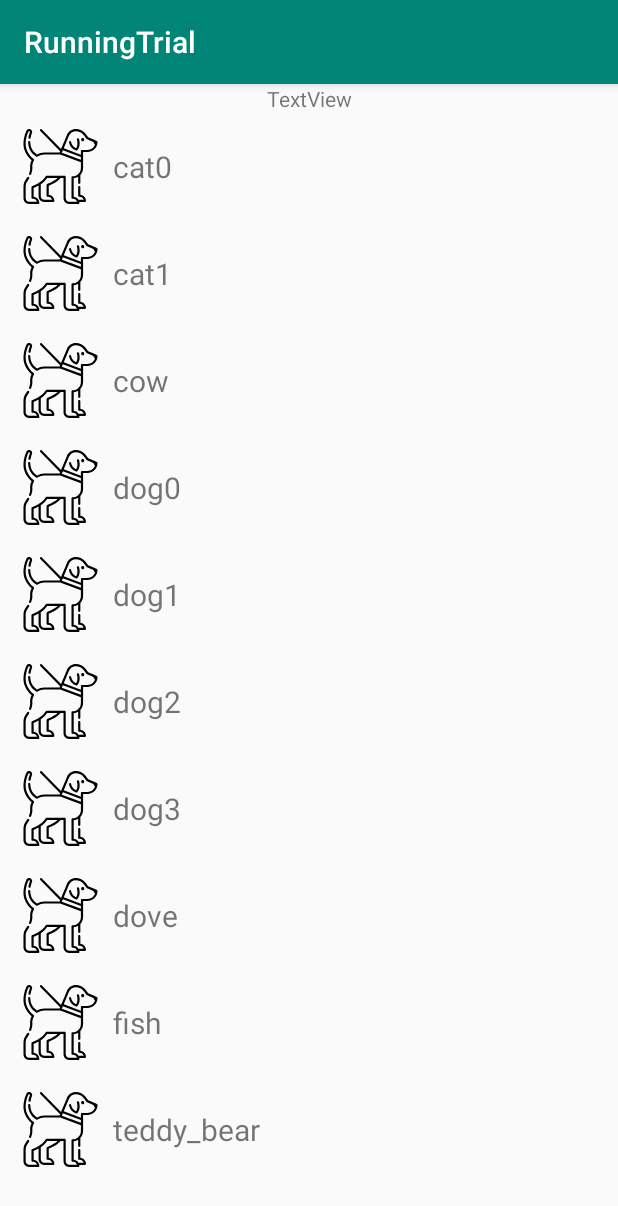
After one commit to HomerChenX1/RunningTrial, an Android app: the TestRecyclerViewActivity screen opened directly, with no data from a screen before it, on a phone screen of 412 x 824 dp. The commit adds this screen. Shown: the top 1206 px of the screen. Run offline under Robolectric (Android 15) with nearby library versions, the phone set to English and light mode, and no system bars; 1 statement that could not run was skipped.

Commit message:
Merge RecyclerView

```diff
--- a/app/build.gradle
+++ b/app/build.gradle
@@ -31,6 +31,7 @@ dependencies {
     implementation 'com.android.support.constraint:constraint-layout:1.1.3'
     implementation 'com.android.support:support-v4:28+'
     implementation 'org.greenrobot:eventbus:3.1.1'
+    implementation 'com.android.support:recyclerview-v7:+'
     annotationProcessor 'org.greenrobot:eventbus-annotation-processor:3.1.1'
     testImplementation 'junit:junit:4.12'
     androidTestImplementation 'com.android.support.test:runner:1.0.2'
--- a/app/src/main/AndroidManifest.xml
+++ b/app/src/main/AndroidManifest.xml
@@ -10,8 +10,10 @@
         android:roundIcon="@mipmap/ic_launcher_round"
         android:supportsRtl="true"
         android:theme="@style/AppTheme">
-        <activity android:name=".TestAppBarActivity"></activity>
-        <activity android:name=".TestFragmentActivity"
+        <activity android:name=".UI.TestRecyclerViewActivity"></activity>
+        <activity android:name=".TestAppBarActivity" />
+        <activity
+            android:name=".TestFragmentActivity"
             android:theme="@style/AppTheme.Base" />
         <activity android:name=".MainActivity">
             <intent-filter>
--- /dev/null
+++ b/app/src/main/java/com/example/runningtrial/UI/MainRecyclerViewGridAdapter.java
@@ -0,0 +1,89 @@
+package com.example.runningtrial.UI;
+
+import android.graphics.Color;
+import android.support.annotation.NonNull;
+import android.support.v7.widget.RecyclerView;
+import android.view.LayoutInflater;
+import android.view.View;
+import android.view.ViewGroup;
+import android.widget.ImageView;
+import android.widget.TextView;
+import android.widget.Toast;
+
+import com.example.runningtrial.R;
+
+import java.util.ArrayList;
+
+class MainRecyclerViewGridAdapter extends RecyclerView.Adapter<MainRecyclerViewGridAdapter.ViewHolder> {
+    private ArrayList<GridData> gridDataArray;
+    private boolean isGrid = true;
+
+    public MainRecyclerViewGridAdapter(ArrayList<GridData> gridDataArray) {
+        this.gridDataArray = gridDataArray;
+    }
+    public MainRecyclerViewGridAdapter(ArrayList<GridData> gridDataArray, boolean isGrid) {
+        this(gridDataArray);
+        this.isGrid = isGrid;
+    }
+
+    class ViewHolder extends RecyclerView.ViewHolder {
+        ImageView gridImage;
+        TextView gridText;
+
+        public ViewHolder(@NonNull View itemView) {
+            super(itemView);
+            // find views in the main_grid_item
+            gridImage = itemView.findViewById(R.id.grid_image);
+            gridText = itemView.findViewById(R.id.grid_text);
+        }
+
+        public void onItemSelected() {
+            itemView.setBackgroundColor(Color.LTGRAY);
+        }
+
+        public void onItemClear() {
+            itemView.setBackgroundColor(0);
+        }
+    }
+
+    @NonNull
+    @Override
+    public MainRecyclerViewGridAdapter.ViewHolder onCreateViewHolder(@NonNull ViewGroup parent, int viewType) {
+        View v;
+        int layoutId = R.layout.main_grid_item;
+        if (!isGrid) layoutId = R.layout.main_linear_item;
+        v = LayoutInflater.from(parent.getContext())
+                .inflate(layoutId, parent, false);
+
+        ViewHolder vh = new ViewHolder(v);
+        return vh;
+    }
+
+    @Override
+    public void onBindViewHolder(@NonNull MainRecyclerViewGridAdapter.ViewHolder holder, final int position) {
+        holder.gridImage.setImageResource(gridDataArray.get(position).gridResId);
+        holder.gridText.setText(gridDataArray.get(position).gridText);
+        holder.itemView.setOnClickListener(new View.OnClickListener() {
+            @Override
+            public void onClick(View v) {
+                Toast.makeText(v.getContext(), "Item " + position + " is clicked.", Toast.LENGTH_LONG).show();
+                // DataWarehouse.getRef().TvDebug.setText("Item " + position + " is clicked.");
+            }
+        });
+    }
+
+    @Override
+    public int getItemCount() {
+        return gridDataArray.size();
+    }
+}
+
+class GridData {
+    int gridResId;
+    String gridText;
+
+    public GridData(int gridResId, String gridText) {
+        this.gridResId = gridResId;
+        this.gridText = gridText;
+    }
+}
--- /dev/null
+++ b/app/src/main/java/com/example/runningtrial/UI/TestRecyclerViewActivity.java
@@ -0,0 +1,136 @@
+package com.example.runningtrial.UI;
+
+import android.support.annotation.NonNull;
+import android.support.annotation.Nullable;
+import android.support.v7.app.AppCompatActivity;
+import android.os.Bundle;
+import android.support.v7.widget.GridLayoutManager;
+import android.support.v7.widget.LinearLayoutManager;
+import android.support.v7.widget.RecyclerView;
+import android.support.v7.widget.helper.ItemTouchHelper;
+import android.widget.TextView;
+
+import com.example.runningtrial.R;
+import com.example.runningtrial.base.ActivityBasic;
+import com.example.runningtrial.base.DataWarehouse;
+
+import java.util.ArrayList;
+import java.util.Collections;
+
+import static com.example.runningtrial.base.Utils.getResId;
+
+public class TestRecyclerViewActivity extends ActivityBasic {
+    String TAG = getClass().getSimpleName();
+    private TextView textView;
+    private RecyclerView recyclerView;
+    private MainRecyclerViewGridAdapter myAdapter;
+    private ArrayList<GridData> gridDataArray = new ArrayList<>();
+    private ItemTouchHelper.Callback myCallback;
+    boolean isGrid = false;
+    int dragDirs, swipeDirs;
+
+    @Override
+    protected void onCreate(Bundle savedInstanceState) {
+        super.onCreate(savedInstanceState);
+        setContentView(R.layout.activity_test_recycler_view);
+
+        findViews();
+    }
+
+    private void findViews() {
+        textView = findViewById(R.id.textView);
+        DataWarehouse.getRef().tvDebug = textView;
+
+        setDataSnapShot();
+
+        recyclerView = findViewById(R.id.rvGrid);
+        if (isGrid){
+            GridLayoutManager mgr=new GridLayoutManager(this,2);
+            recyclerView.setLayoutManager(mgr);
+            dragDirs = ItemTouchHelper.UP|ItemTouchHelper.DOWN |
+                    ItemTouchHelper.RIGHT|ItemTouchHelper.LEFT;
+            swipeDirs = 0;
+        } else {
+            // xml need to add android:scrollbars="vertical"
+            LinearLayoutManager mgr = new LinearLayoutManager(this);
+            mgr.setOrientation(LinearLayoutManager.VERTICAL);
+            recyclerView.setLayoutManager(mgr);
+            dragDirs = ItemTouchHelper.UP|ItemTouchHelper.DOWN;
+            swipeDirs = ItemTouchHelper.RIGHT|ItemTouchHelper.LEFT;
+        }
+        myAdapter = new MainRecyclerViewGridAdapter(gridDataArray, isGrid);
+        recyclerView.setAdapter(myAdapter);
+        setItemTouchHelperCallback();
+    }
+
+    private void setDataSnapShot() {
+        String [] resStrings = { "cat0", "cat1", "cow", "dog0", "dog1", "dog2", "dog3", "dove", "fish", "teddy_bear"};
+        for (String s : resStrings) {
+            gridDataArray.add(new GridData(getResId("ic_"+s, R.drawable.class), s));
+        }
+    }
+
+    private void setItemTouchHelperCallback() {
+        myCallback = new ItemTouchHelper.SimpleCallback(dragDirs, swipeDirs) {
+            // For drag function
+            @Override
+            public boolean onMove(RecyclerView recyclerView, RecyclerView.ViewHolder viewHolder, RecyclerView.ViewHolder target) {
+                int fromPosition = viewHolder.getAdapterPosition();
+                int toPosition = target.getAdapterPosition();
+                Collections.swap(gridDataArray,fromPosition,toPosition);
+                myAdapter.notifyItemMoved(fromPosition, toPosition);
+                return true;
+            }
+
+            @Override
+            public float getSwipeThreshold(@NonNull RecyclerView.ViewHolder viewHolder) {
+                // return super.getSwipeThreshold(viewHolder);
+                return 0.7f;
+            }
+
+            @Override
+            public void onSwiped(@NonNull RecyclerView.ViewHolder viewHolder, int direction) {
+                int position = viewHolder.getAdapterPosition();
+                gridDataArray.remove(position);
+                myAdapter.notifyItemRemoved(position);
+                // Swipe from left to right
+                if (direction == ItemTouchHelper.LEFT)
+                    textView.setText("Swipe LEFT: item " + position);
+                // Swipe from right to left
+                if (direction == ItemTouchHelper.RIGHT)
+                    textView.setText("Swipe RIGHT: item " + position);
+            }
+
+            // old method, new methos is onChildDraw(), 每次View Holder的狀態變成拖拽( ACTION_STATE_DRAG )
+            // 或者滑動( ACTION_STATE_SWIPE )的時候被調用
+            @Override
+            public void onSelectedChanged(@Nullable RecyclerView.ViewHolder viewHolder, int actionState) {
+                // We only want the active item
+                if (actionState != ItemTouchHelper.ACTION_STATE_IDLE) {
+                    if (viewHolder instanceof MainRecyclerViewGridAdapter.ViewHolder) {
+                        MainRecyclerViewGridAdapter.ViewHolder itemViewHolder =
+                                (MainRecyclerViewGridAdapter.ViewHolder) viewHolder;
+                        itemViewHolder.onItemSelected();
+                    }
+                }
+                super.onSelectedChanged(viewHolder, actionState);
+            }
+
+            // old method, new methods is onChildDraw(), 在一個view被拖拽然後被放開的時候被調用，
+            // 同時也會在滑動被取消或者完成ACTION_STATE_IDLE )的時候被調用
+            @Override
+            public void clearView(@NonNull RecyclerView recyclerView, @NonNull RecyclerView.ViewHolder viewHolder) {
+                super.clearView(recyclerView, viewHolder);
+
+                if (viewHolder instanceof MainRecyclerViewGridAdapter.ViewHolder) {
+                    MainRecyclerViewGridAdapter.ViewHolder itemViewHolder =
+                            (MainRecyclerViewGridAdapter.ViewHolder) viewHolder;
+                    itemViewHolder.onItemClear();
+                }
+            }
+        };
+        //
+        ItemTouchHelper mItemTouchHelper = new ItemTouchHelper(myCallback);
+        mItemTouchHelper.attachToRecyclerView(recyclerView);
+    }
+}
--- /dev/null
+++ b/app/src/main/res/layout/activity_test_recycler_view.xml
@@ -0,0 +1,23 @@
+<?xml version="1.0" encoding="utf-8"?>
+<LinearLayout xmlns:android="http://schemas.android.com/apk/res/android"
+    xmlns:app="http://schemas.android.com/apk/res-auto"
+    xmlns:tools="http://schemas.android.com/tools"
+    android:layout_width="match_parent"
+    android:layout_height="match_parent"
+    android:orientation="vertical"
+    tools:context=".UI.TestRecyclerViewActivity" >
+
+<TextView
+    android:id="@+id/textView"
+    android:layout_width="match_parent"
+    android:layout_height="wrap_content"
+    android:gravity="center_horizontal"
+    android:text="TextView" />
+
+<android.support.v7.widget.RecyclerView
+    android:id="@+id/rvGrid"
+    android:layout_width="match_parent"
+    android:layout_height="match_parent"
+    />
+
+</LinearLayout>
--- /dev/null
+++ b/app/src/main/res/layout/main_linear_item.xml
@@ -0,0 +1,29 @@
+<?xml version="1.0" encoding="utf-8"?>
+<LinearLayout xmlns:android="http://schemas.android.com/apk/res/android"
+    android:layout_width="match_parent"
+    android:layout_height="wrap_content"
+    android:orientation="horizontal"
+    android:background="?android:attr/selectableItemBackground"
+    android:layout_marginTop="5dp"
+    android:layout_marginBottom="5dp"
+    android:layout_marginLeft="10dp"
+    android:layout_marginRight="10dp"
+    android:padding="5dp">
+
+ <ImageView
+     android:id="@+id/grid_image"
+     android:layout_width="50dp"
+     android:layout_height="50dp"
+
+     android:src="@drawable/ic_dog0"/>
+
+ <TextView
+     android:id="@+id/grid_text"
+     android:layout_width="wrap_content"
+     android:layout_height="wrap_content"
+     android:layout_gravity="center"
+     android:textSize="20sp"
+     android:text="Dog0"
+     android:layout_weight="1"
+     android:layout_marginLeft="10dp" />
+</LinearLayout>
```
Also changed, not shown: app/src/main/java/com/example/runningtrial/MainActivity.java (+15 -3 lines), app/src/main/res/layout/activity_main.xml (+9 -0 lines), app/src/main/res/layout/main_grid_item.xml (added, +20 -0 lines).
